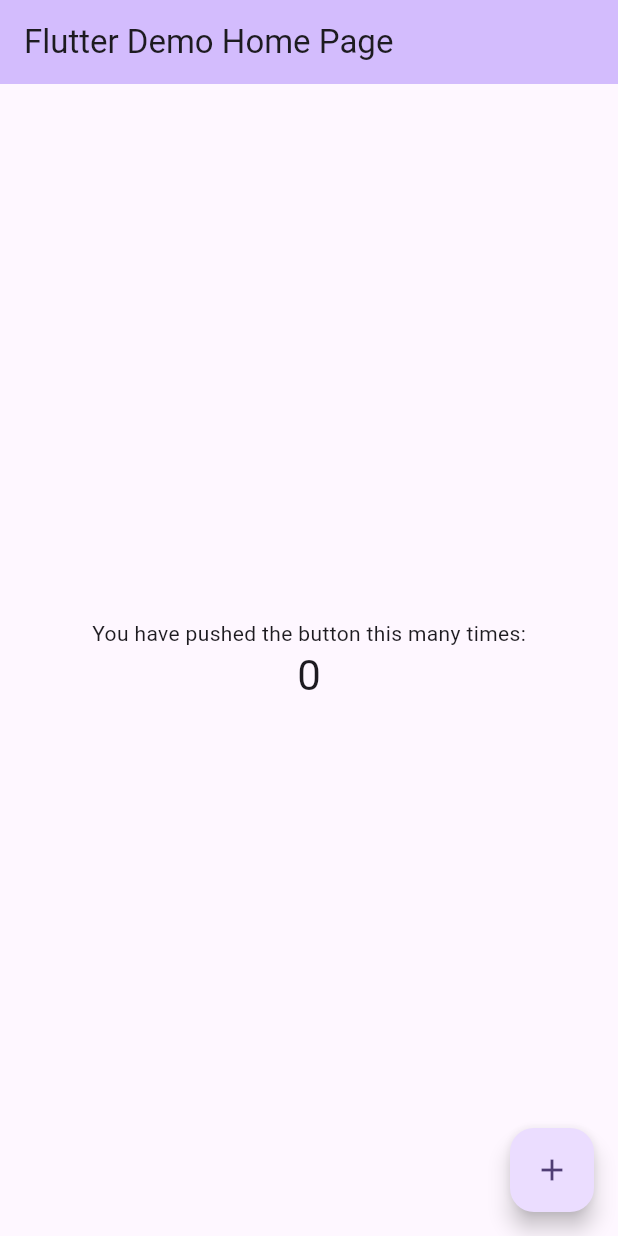
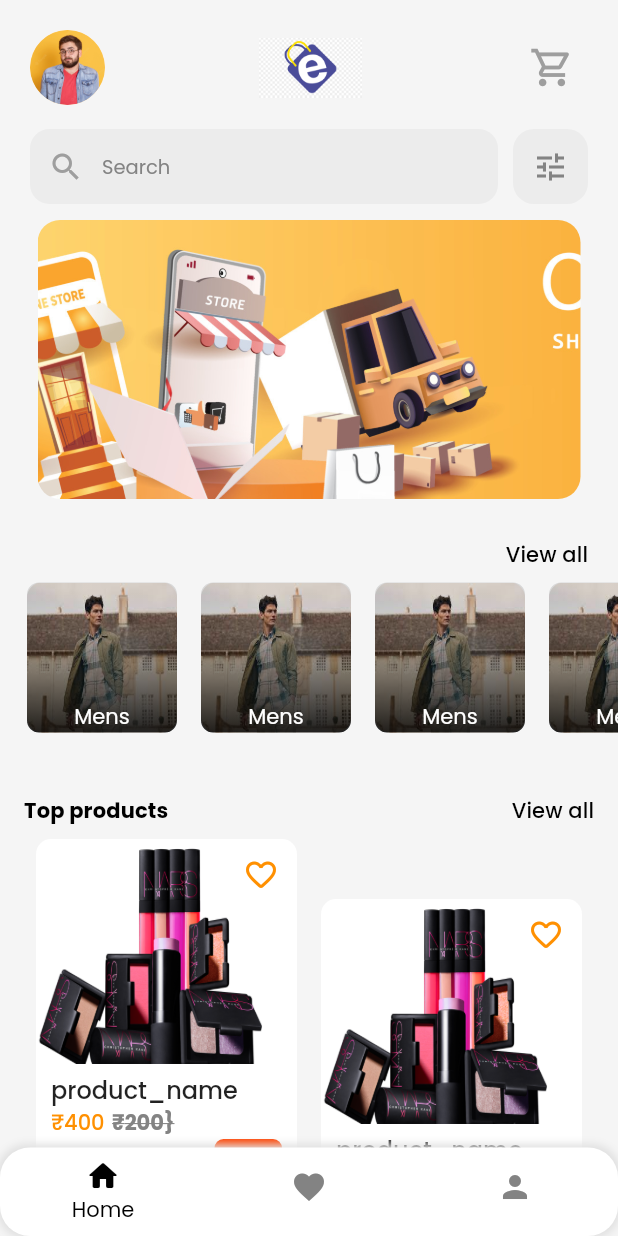
Before and after one commit to jasirhussain/ecommerce_test_app, a Flutter app: the screen it shows after launch, on a phone screen of 412 x 824 dp. Run offline on Flutter 3.47's test engine with Material 2 defaults, Android fonts, the phone set to English and light mode, and no system bars; drawn by our look-alikes of carousel_slider; our stand-ins replace google_fonts.

Commit message:
Please enter the commit message for your changes. Lines starting with '#' will be ignored, and an empty message aborts the commit.
On branch main
Your branch is up to date with 'origin/main'.

Changes to be committed:
	new file:   assets/banner1.jpg
	new file:   assets/grid.png
	new file:   assets/logo.png
	new file:   assets/men.jpg
	new file:   assets/profilepic.png
	new file:   lib/homescreen/screens/favourate_screen.dart
	new file:   lib/homescreen/screens/homescreen.dart
	new file:   lib/homescreen/screens/landing_screen.dart
	new file:   lib/homescreen/screens/profile_screen.dart
	new file:   lib/homescreen/widgets/search_bar.dart
	modified:   lib/main.dart
	new file:   lib/util/app_assets.dart
	new file:   lib/util/app_color.dart
	new file:   lib/util/app_constants.dart
	new file:   lib/util/app_padding.dart
	new file:   lib/util/appbar.dart
	modified:   macos/Flutter/GeneratedPluginRegistrant.swift
	modified:   pubspec.lock
	modified:   pubspec.yaml

```diff
--- /dev/null
+++ b/lib/homescreen/screens/favourate_screen.dart
@@ -0,0 +1,15 @@
+import 'package:flutter/material.dart';
+
+class FavouriteScreen extends StatefulWidget {
+  const FavouriteScreen({super.key});
+
+  @override
+  State<FavouriteScreen> createState() => _FavouriteScreenState();
+}
+
+class _FavouriteScreenState extends State<FavouriteScreen> {
+  @override
+  Widget build(BuildContext context) {
+    return Container();
+  }
+}
--- /dev/null
+++ b/lib/homescreen/screens/homescreen.dart
@@ -0,0 +1,315 @@
+import 'package:carousel_slider/carousel_slider.dart';
+import 'package:ecommerce_test/homescreen/widgets/search_bar.dart';
+import 'package:ecommerce_test/util/app_assets.dart';
+import 'package:ecommerce_test/util/app_constants.dart';
+
+import 'package:flutter/material.dart';
+
+import '../../util/app_color.dart';
+import '../../util/app_padding.dart';
+import '../../util/appbar.dart';
+
+
+class HomeScreen extends StatefulWidget {
+  const HomeScreen({super.key});
+
+  @override
+  State<HomeScreen> createState() => _HomeScreenState();
+}
+
+class _HomeScreenState extends State<HomeScreen> {
+  final List<Color> _colors = [Colors.black87, Colors.black12];
+  final List<double> _stops = [0.0, 0.8];
+
+  @override
+  Widget build(BuildContext context) {
+    return Scaffold(
+        backgroundColor: Colors.grey.shade100,
+        body: SingleChildScrollView(
+            child: Column(children: [
+          const SizedBox(height: 20),
+          Padding(
+            padding: const EdgeInsets.symmetric(horizontal: 20),
+            child: Column(
+              children: [
+                const HomeAppBar(),
+                const AppPadding(dividedBy: 2),
+                const SearchBarWidget(),
+                Padding(
+                  padding: const EdgeInsets.symmetric(
+                    vertical: AppConstants.defaultPadding / 3,
+                  ),
+                  child: CarouselSlider.builder(
+                    itemCount: 10,
+                    itemBuilder: (context, i, l) {
+                      return Stack(
+                        children: [
+                          Center(
+                            child: SizedBox(
+                              width: MediaQuery.of(context).size.width,
+                              height: MediaQuery.of(context).size.width,
+                              child: ClipRRect(
+                                borderRadius: BorderRadius.circular(15),
+                              ),
+                            ),
+                          ),
+                          Container(
+                            margin: const EdgeInsets.symmetric(horizontal: 5),
+                            decoration: const BoxDecoration(
+                                image: DecorationImage(
+                                  fit: BoxFit.cover,
+                                  image: AssetImage(ThemeAssets.banner1),
+                                ),
+                                borderRadius:
+                                    BorderRadius.all(Radius.circular(15))),
+                          ),
+                        ],
+                      );
+                    },
+                    options: CarouselOptions(
+                      autoPlay: true,
+                      viewportFraction: 1.0,
+                      aspectRatio: 2,
+                      onPageChanged: (index, _) {},
+                    ),
+                  ),
+                ),
+              ],
+            ),
+          ),
+          const AppPadding(dividedBy: 2),
+          Padding(
+            padding: const EdgeInsets.symmetric(horizontal: 20),
+            child: Column(
+              children: [
+                Align(
+                  alignment: Alignment.centerRight,
+                  child: InkWell(
+                    onTap: () {},
+                    child: Text('View all',
+                        style: Theme.of(context).textTheme.titleSmall!),
+                  ),
+                ),
+              ],
+            ),
+          ),
+          SizedBox(
+            height: 150,
+            width: MediaQuery.maybeOf(context)!.size.width,
+            child: ListView.builder(
+                padding: const EdgeInsets.only(left: 10),
+                itemCount: 10,
+                scrollDirection: Axis.horizontal,
+                shrinkWrap: true,
+                itemBuilder: (context, index) {
+                  return Padding(
+                    padding: const EdgeInsets.all(8.0),
+                    child: Stack(
+                      children: [
+                        Stack(children: [
+                          Container(
+                            alignment: Alignment.bottomCenter,
+                            height: 100,
+                            width: 100,
+                            decoration: BoxDecoration(
+                              image: const DecorationImage(
+                                  image: AssetImage(ThemeAssets.men),
+                                  fit: BoxFit.fill),
+                              borderRadius: BorderRadius.circular(10),
+                            ),
+                          ),
+                          Container(
+                            height: 100,
+                            width: 100,
+                            decoration: BoxDecoration(
+                              borderRadius: BorderRadius.circular(8),
+                              gradient: LinearGradient(
+                                begin: Alignment.bottomCenter,
+                                end: Alignment.topCenter,
+                                colors: _colors,
+                                stops: _stops,
+                              ),
+                            ),
+                            alignment: Alignment.bottomCenter,
+                            child: const Text(
+                              "Mens",
+                              textAlign: TextAlign.center,
+                              style: TextStyle(
+                                color: Colors.white,
+                                fontSize: 14,
+                              ),
+                            ),
+                          ),
+                        ]),
+                      ],
+                    ),
+                  );
+                }),
+          ),
+          const ListViewWidget()
+        ])));
+  }
+}
+
+class ListViewWidget extends StatelessWidget {
+  const ListViewWidget({
+    super.key,
+  });
+
+  // final bool _isSelected;
+
+  @override
+  Widget build(BuildContext context) {
+    // ignore: no_leading_underscores_for_local_identifiers
+    bool _isSelected = false;
+    return Padding(
+      padding: const EdgeInsets.symmetric(
+        horizontal: AppConstants.defaultPadding / 2,
+      ),
+      child: Column(
+        children: [
+          Row(
+            mainAxisAlignment: MainAxisAlignment.spaceBetween,
+            children: [
+              Text(
+                'Top products',
+                style: Theme.of(context)
+                    .textTheme
+                    .titleSmall!
+                    .copyWith(fontWeight: FontWeight.bold),
+              ),
+              Text('View all', style: Theme.of(context).textTheme.titleSmall!)
+            ],
+          ),
+          GridView.builder(
+              padding: EdgeInsets.zero,
+              physics: const NeverScrollableScrollPhysics(),
+              itemCount: 10,
+              shrinkWrap: true,
+              gridDelegate: const SliverGridDelegateWithFixedCrossAxisCount(
+                crossAxisCount: 2,
+                childAspectRatio: 0.75,
+              ),
+              itemBuilder: (context, index) {
+                return Transform.translate(
+                    offset: Offset(0.0, index.isOdd ? 40 : 00),
+                    child: Padding(
+                      padding: const EdgeInsets.all(8.0),
+                      child: InkWell(
+                        onTap: () {},
+                        child: Container(
+                          decoration: BoxDecoration(
+                            color: AppColor.surface,
+                            borderRadius: BorderRadius.circular(10),
+                          ),
+                          child: Column(
+                            mainAxisAlignment: MainAxisAlignment.start,
+                            children: [
+                              Stack(
+                                children: [
+                                  SizedBox(
+                                    //  width: width,
+                                    child: Image.asset(
+                                      ThemeAssets.grid,
+                                      fit: BoxFit.fill,
+                                      height: 150,
+                                    ),
+                                  ),
+                                  const AppPadding(
+                                    dividedBy: 2,
+                                  ),
+                                  Align(
+                                    alignment: Alignment.topRight,
+                                    child: IconButton(
+                                      onPressed: () {
+                                        _isSelected = true;
+                                      },
+                                      icon: _isSelected
+                                          ? Icon(
+                                              Icons.favorite,
+                                              color: AppColor.primaryLight,
+                                            )
+                                          : Icon(
+                                              Icons.favorite_border_rounded,
+                                              color: AppColor.primaryLight,
+                                            ),
+                                    ),
+                                  )
+                                ],
+                              ),
+                              Padding(
+                                padding: const EdgeInsets.symmetric(
+                                    horizontal: 10, vertical: 5),
+                                child: Column(
+                                  crossAxisAlignment: CrossAxisAlignment.start,
+                                  children: [
+                                    const Text(
+                                      "product_name",
+                                      maxLines: 1,
+                                      overflow: TextOverflow.clip,
+                                      style: TextStyle(
+                                          fontSize: 16,
+                                          fontWeight: FontWeight.w500),
+                                    ),
+                                    Column(
+                                      crossAxisAlignment:
+                                          CrossAxisAlignment.end,
+                                      children: [
+                                        Row(
+                                          children: [
+                                            Text(
+                                              '₹400',
+                                              style: TextStyle(
+                                                fontSize: 14,
+                                                color: AppColor.primaryLight,
+                                                fontWeight: FontWeight.w500,
+                                              ),
+                                            ),
+                                            const SizedBox(
+                                              width: 5,
+                                            ),
+                                            Text(
+                                              '₹200}',
+                                              style: TextStyle(
+                                                  color:
+                                                      AppColor.secondaryLight,
+                                                  fontSize: 14,
+                                                  fontWeight: FontWeight.bold,
+                                                  decoration: TextDecoration
+                                                      .lineThrough),
+                                            ),
+                                          ],
+                                        ),
+                                        Container(
+                                          padding: const EdgeInsets.all(2),
+                                          height: 24,
+                                          width: 45,
+                                          decoration: BoxDecoration(
+                                              color: AppColor.primary,
+                                              borderRadius:
+                                                  BorderRadius.circular(6)),
+                                          child: Center(
+                                            child: Text(
+                                              'offer',
+                                              style: TextStyle(
+                                                color: AppColor.surface,
+                                              ),
+                                            ),
+                                          ),
+                                        )
+                                      ],
+                                    )
+                                  ],
+                                ),
+                              )
+                            ],
+                          ),
+                        ),
+                      ),
+                    ));
+              }),
+        ],
+      ),
+    );
+  }
+}
--- /dev/null
+++ b/lib/homescreen/screens/landing_screen.dart
@@ -0,0 +1,64 @@
+import 'package:flutter/material.dart';
+
+import '../../util/app_color.dart';
+import 'favourate_screen.dart';
+import 'homescreen.dart';
+import 'profile_screen.dart';
+
+class LandingScreen extends StatefulWidget {
+  const LandingScreen({super.key});
+
+  @override
+  State<LandingScreen> createState() => _LandingScreenState();
+}
+
+class _LandingScreenState extends State<LandingScreen> {
+  int selectedIndex = 0;
+  List pages = [
+    const HomeScreen(),
+    const FavouriteScreen(),
+    const ProfileScreen(),
+  ];
+  void onTapped(index) {
+    setState(() {
+      selectedIndex = index;
+    });
+  }
+
+  @override
+  Widget build(BuildContext context) {
+    return Scaffold(
+      extendBody: true,
+      body: Center(
+        child: pages.elementAt(selectedIndex),
+      ),
+      bottomNavigationBar: Container(
+        decoration: BoxDecoration(
+          boxShadow: [
+            BoxShadow(
+                blurRadius: 4, spreadRadius: 2, color: Colors.grey.shade300)
+          ],
+          borderRadius: BorderRadius.circular(20),
+          color: AppColor.surface,
+        ),
+        child: BottomNavigationBar(
+          unselectedItemColor: AppColor.secondaryLight,
+          elevation: 0,
+          fixedColor: AppColor.background,
+          backgroundColor: Colors.transparent,
+          showUnselectedLabels: false,
+          type: BottomNavigationBarType.fixed,
+          items: const [
+            BottomNavigationBarItem(
+                icon: Icon(Icons.home_rounded), label: 'Home'),
+            BottomNavigationBarItem(
+                icon: Icon(Icons.favorite), label: 'Favourite'),
+            BottomNavigationBarItem(icon: Icon(Icons.person), label: 'Profile'),
+          ],
+          currentIndex: selectedIndex,
+          onTap: onTapped,
+        ),
+      ),
+    );
+  }
+}
--- /dev/null
+++ b/lib/homescreen/screens/profile_screen.dart
@@ -0,0 +1,15 @@
+import 'package:flutter/widgets.dart';
+
+class ProfileScreen extends StatefulWidget {
+  const ProfileScreen({super.key});
+
+  @override
+  State<ProfileScreen> createState() => _ProfileScreenState();
+}
+
+class _ProfileScreenState extends State<ProfileScreen> {
+  @override
+  Widget build(BuildContext context) {
+    return Container();
+  }
+}
--- /dev/null
+++ b/lib/homescreen/widgets/search_bar.dart
@@ -0,0 +1,50 @@
+import 'package:flutter/material.dart';
+
+import '../../util/app_color.dart';
+
+class SearchBarWidget extends StatelessWidget {
+  const SearchBarWidget({super.key});
+
+  @override
+  Widget build(BuildContext context) {
+    TextEditingController? controller;
+    return Row(
+      children: [
+        Expanded(
+          child: SizedBox(
+            height: 50,
+            child: TextFormField(
+              controller: controller,
+              readOnly: false,
+              decoration: InputDecoration(
+                  filled: true,
+                  fillColor: AppColor.secondary,
+                  prefixIcon: const Icon(
+                    Icons.search,
+                    color: Colors.grey,
+                  ),
+                  hintText: 'Search',
+                  hintStyle:
+                      TextStyle(color: AppColor.secondaryLight, fontSize: 13),
+                  border: OutlineInputBorder(
+                      borderSide: BorderSide.none,
+                      borderRadius: BorderRadius.circular(13))),
+            ),
+          ),
+        ),
+        const SizedBox(width: 10),
+        Container(
+          height: 50,
+          width: 50,
+          decoration: BoxDecoration(
+              color: AppColor.secondary,
+              borderRadius: BorderRadius.circular(14)),
+          child: Icon(
+            Icons.tune,
+            color: AppColor.secondaryLight,
+          ),
+        )
+      ],
+    );
+  }
+}
--- a/lib/main.dart
+++ b/lib/main.dart
@@ -1,4 +1,7 @@
 import 'package:flutter/material.dart';
+import 'package:google_fonts/google_fonts.dart';
+
+import 'homescreen/screens/landing_screen.dart';
 
 void main() {
   runApp(const MyApp());
@@ -11,115 +14,15 @@ class MyApp extends StatelessWidget {
   @override
   Widget build(BuildContext context) {
     return MaterialApp(
-      title: 'Flutter Demo',
+      debugShowCheckedModeBanner: false,
+      title: 'Ecommerce demo',
       theme: ThemeData(
-        // This is the theme of your application.
-        //
-        // TRY THIS: Try running your application with "flutter run". You'll see
-        // the application has a blue toolbar. Then, without quitting the app,
-        // try changing the seedColor in the colorScheme below to Colors.green
-        // and then invoke "hot reload" (save your changes or press the "hot
-        // reload" button in a Flutter-supported IDE, or press "r" if you used
-        // the command line to start the app).
-        //
-        // Notice that the counter didn't reset back to zero; the application
-        // state is not lost during the reload. To reset the state, use hot
-        // restart instead.
-        //
-        // This works for code too, not just values: Most code changes can be
-        // tested with just a hot reload.
-        colorScheme: ColorScheme.fromSeed(seedColor: Colors.deepPurple),
-        useMaterial3: true,
+       primarySwatch: Colors.orange,
+        scaffoldBackgroundColor: const Color(0xffffffff),
+        textTheme: GoogleFonts.poppinsTextTheme(Theme.of(context).textTheme),
+
       ),
-      home: const MyHomePage(title: 'Flutter Demo Home Page'),
+      home: const LandingScreen(),
     );
   }
 }
-
-class MyHomePage extends StatefulWidget {
-  const MyHomePage({super.key, required this.title});
-
-  // This widget is the home page of your application. It is stateful, meaning
-  // that it has a State object (defined below) that contains fields that affect
-  // how it looks.
-
-  // This class is the configuration for the state. It holds the values (in this
-  // case the title) provided by the parent (in this case the App widget) and
-  // used by the build method of the State. Fields in a Widget subclass are
-  // always marked "final".
-
-  final String title;
-
-  @override
-  State<MyHomePage> createState() => _MyHomePageState();
-}
-
-class _MyHomePageState extends State<MyHomePage> {
-  int _counter = 0;
-
-  void _incrementCounter() {
-    setState(() {
-      // This call to setState tells the Flutter framework that something has
-      // changed in this State, which causes it to rerun the build method below
-      // so that the display can reflect the updated values. If we changed
-      // _counter without calling setState(), then the build method would not be
-      // called again, and so nothing would appear to happen.
-      _counter++;
-    });
-  }
-
-  @override
-  Widget build(BuildContext context) {
-    // This method is rerun every time setState is called, for instance as done
-    // by the _incrementCounter method above.
-    //
-    // The Flutter framework has been optimized to make rerunning build methods
-    // fast, so that you can just rebuild anything that needs updating rather
-    // than having to individually change instances of widgets.
-    return Scaffold(
-      appBar: AppBar(
-        // TRY THIS: Try changing the color here to a specific color (to
-        // Colors.amber, perhaps?) and trigger a hot reload to see the AppBar
-        // change color while the other colors stay the same.
-        backgroundColor: Theme.of(context).colorScheme.inversePrimary,
-        // Here we take the value from the MyHomePage object that was created by
-        // the App.build method, and use it to set our appbar title.
-        title: Text(widget.title),
-      ),
-      body: Center(
-        // Center is a layout widget. It takes a single child and positions it
-        // in the middle of the parent.
-        child: Column(
-          // Column is also a layout widget. It takes a list of children and
-          // arranges them vertically. By default, it sizes itself to fit its
-          // children horizontally, and tries to be as tall as its parent.
-          //
-          // Column has various properties to control how it sizes itself and
-          // how it positions its children. Here we use mainAxisAlignment to
-          // center the children vertically; the main axis here is the vertical
-          // axis because Columns are vertical (the cross axis would be
-          // horizontal).
-          //
-          // TRY THIS: Invoke "debug painting" (choose the "Toggle Debug Paint"
-          // action in the IDE, or press "p" in the console), to see the
-          // wireframe for each widget.
-          mainAxisAlignment: MainAxisAlignment.center,
-          children: <Widget>[
-            const Text(
-              'You have pushed the button this many times:',
-            ),
-            Text(
-              '$_counter',
-              style: Theme.of(context).textTheme.headlineMedium,
-            ),
-          ],
-        ),
-      ),
-      floatingActionButton: FloatingActionButton(
-        onPressed: _incrementCounter,
-        tooltip: 'Increment',
-        child: const Icon(Icons.add),
-      ), // This trailing comma makes auto-formatting nicer for build methods.
-    );
-  }
-}
--- /dev/null
+++ b/lib/util/app_assets.dart
@@ -0,0 +1,8 @@
+class ThemeAssets {
+  static const logo = "assets/logo.png";
+  static const profilepic = "assets/profilepic.png";
+  static const logddo = "assets/images/logo.png";
+  static const banner1 = "assets/banner1.jpg";
+  static const men = "assets/men.jpg";
+  static const grid = "assets/grid.png";
+}
--- /dev/null
+++ b/lib/util/app_color.dart
@@ -0,0 +1,10 @@
+import 'package:flutter/material.dart';
+
+class AppColor {
+  static Color primary = const Color(0xFFFF4200);
+  static Color primaryLight = const Color(0xFFFF9001);
+  static Color secondary = const Color(0xFFECECEC);
+  static Color secondaryLight = const Color(0xFF838383);
+  static Color surface = const Color(0xFFFFFFFF);
+  static Color background = const Color(0xFF000000);
+}
--- /dev/null
+++ b/lib/util/app_constants.dart
@@ -0,0 +1,10 @@
+class AppConstants {
+  static const appName = "Ecomerce_app";
+  static const appCaption = "";
+
+  static const cornerRadius = 2.0;
+  static const defaultPadding = 32.0;
+  static const elevation = 0.0;
+
+  static const breakPointMobile = 500;
+}
--- /dev/null
+++ b/lib/util/app_padding.dart
@@ -0,0 +1,22 @@
+import 'package:flutter/material.dart';
+
+import 'app_constants.dart';
+
+class AppPadding extends StatelessWidget {
+  final double dividedBy;
+  final double multipliedBy;
+
+  const AppPadding({
+    Key? key,
+    this.dividedBy = 1,
+    this.multipliedBy = 1,
+  }) : super(key: key);
+
+  @override
+  Widget build(BuildContext context) {
+    return SizedBox(
+      height: AppConstants.defaultPadding * multipliedBy / dividedBy,
+      width: AppConstants.defaultPadding * multipliedBy / dividedBy,
+    );
+  }
+}
--- /dev/null
+++ b/lib/util/appbar.dart
@@ -0,0 +1,40 @@
+import 'package:flutter/material.dart';
+
+
+import 'app_assets.dart';
+
+class HomeAppBar extends StatelessWidget {
+  const HomeAppBar({super.key});
+
+  @override
+  Widget build(BuildContext context) {
+    return Row(
+       mainAxisAlignment: MainAxisAlignment.spaceBetween,
+      children: [
+        InkWell(
+          onTap: () {
+
+          },
+          child: const CircleAvatar(
+            radius: 25,
+            backgroundImage: AssetImage(ThemeAssets.profilepic),
+          ),
+        ),
+        Image.asset(
+          ThemeAssets.logo,
+          height: 40,
+        ),
+        IconButton(
+          iconSize: 30,
+          onPressed: () {
+          },
+          icon: const Icon(
+            Icons.shopping_cart_outlined,
+            color: Colors.grey,
+          ),
+        ),
+      ],
+
+    );
+  }
+}
```
Also changed, not shown: pubspec.yaml (+10 -60 lines), assets/banner1.jpg (added), assets/grid.png (added), assets/logo.png (added), assets/men.jpg (added), assets/profilepic.png (added), pubspec.lock, 1 other file.
